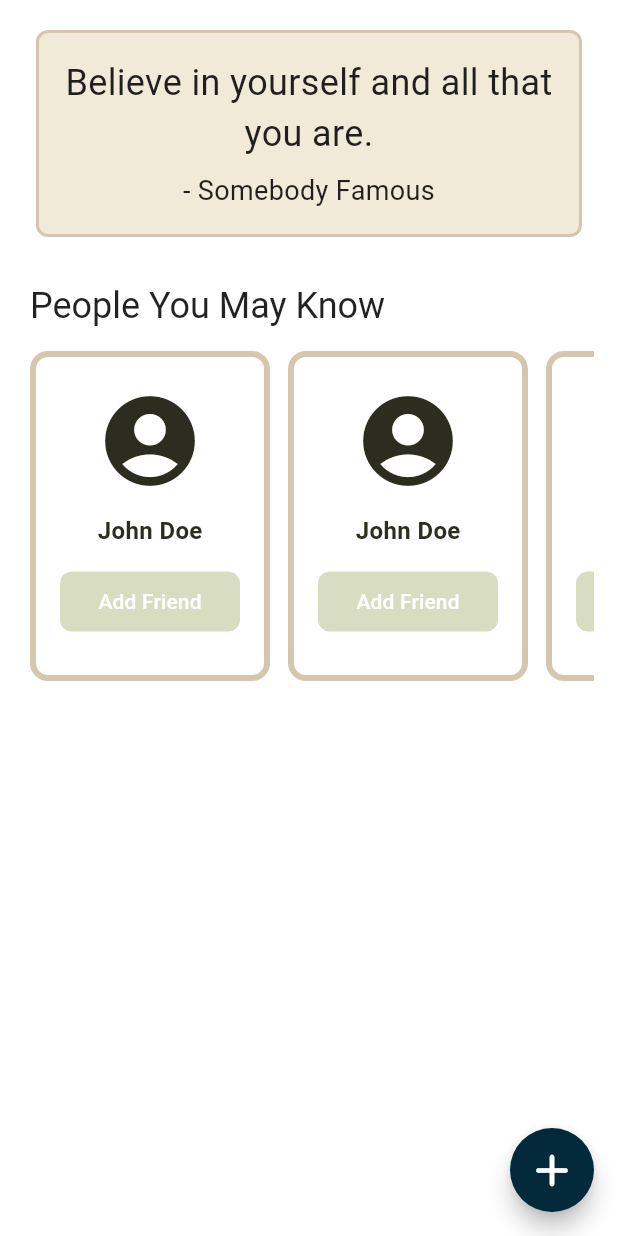
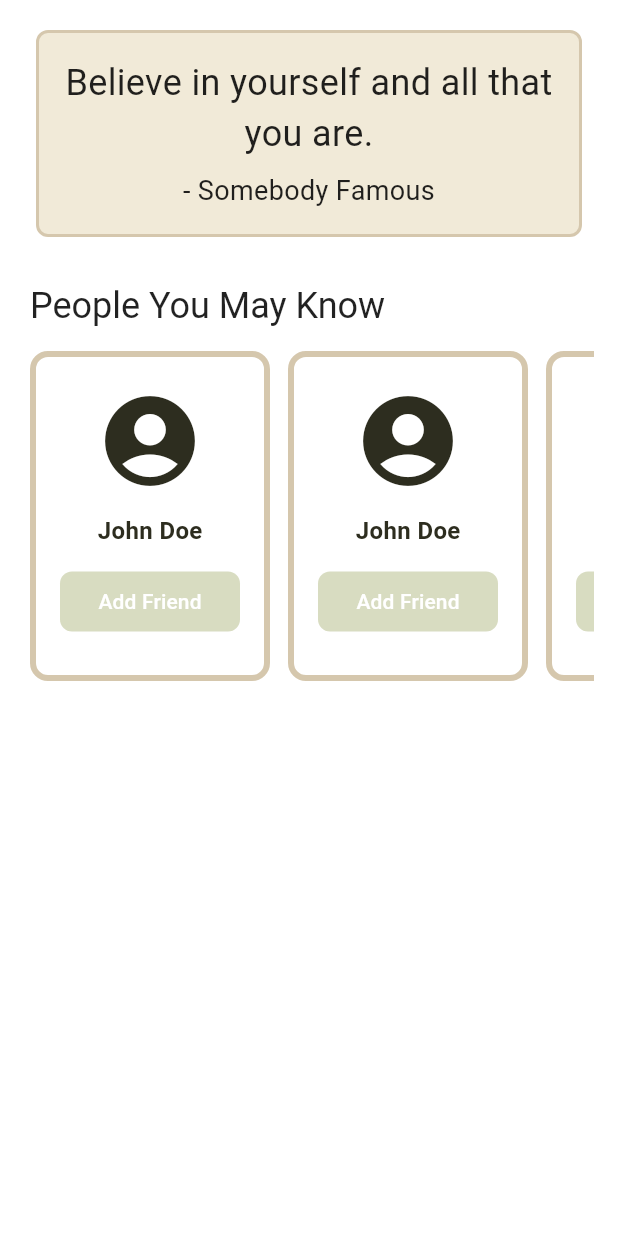
Before and after one commit to Kipung/campusmate, a Flutter app: the ScreenHome screen opened directly, on a phone screen of 412 x 824 dp. Run offline on Flutter 3.47's test engine with Material 3 defaults, Android fonts, the phone set to English and light mode, and no system bars; our stand-ins replace cloud_firestore, firebase_auth, firebase_core, firebase_storage, flutter_riverpod, flutter_secure_storage and 6 more; accounts and stored records are empty; generated files the repository leaves out were written again.

Commit message:
fixed random ui features

```diff
--- a/lib/screens/general/screen_home.dart
+++ b/lib/screens/general/screen_home.dart
@@ -72,16 +72,6 @@ class _ScreenHomeState extends ConsumerState<ScreenHome> {
   Widget build(BuildContext context) {
     // Return the scaffold
     return Scaffold(
-      floatingActionButton: FloatingActionButton(
-        shape: ShapeBorder.lerp(CircleBorder(), StadiumBorder(), 0.5),
-        onPressed: () => Snackbar.show(
-          SnackbarDisplayType.SB_INFO,
-          'You clicked the floating button on the home screen!',
-          context,
-        ),
-        splashColor: Theme.of(context).primaryColor,
-        child: Icon(FontAwesomeIcons.plus),
-      ),
       body: Padding(
         padding: const EdgeInsets.symmetric(horizontal: 16.0, vertical: 12.0),
         child: Column(
--- a/lib/screens/general/screen_messages.dart
+++ b/lib/screens/general/screen_messages.dart
@@ -70,7 +70,7 @@ class _ScreenMessagesState extends ConsumerState<ScreenMessages> {
   @override
   Widget build(BuildContext context) {
     return Scaffold(
-      backgroundColor: Color(int.parse('0xFFD5C7AD')),
+
       appBar: AppBar(
         backgroundColor: Color(int.parse('0xFFBEC5A4')),
         title: SizedBox(
--- a/lib/theme/colors.dart
+++ b/lib/theme/colors.dart
@@ -27,6 +27,6 @@ class CustomColors {
 
   static const Color primaryBackgroundLightMode = Color.fromARGB(255, 255, 255, 255);
   static const Color primaryBackgroundDarkMode = Color.fromARGB(255, 33, 33, 33);
-  static const Color primaryNavBarLightMode = Color.fromARGB(255, 219, 219, 219);
-  static const Color primaryNavBarDarkMode = Color.fromARGB(255, 68, 68, 68);
+  static const Color primaryNavBarLightMode = Color.fromARGB(255, 190, 197, 164);
+  static const Color primaryNavBarDarkMode = Color.fromARGB(255, 45, 47, 34);
 }
--- a/lib/theme/theme.dart
+++ b/lib/theme/theme.dart
@@ -19,15 +19,15 @@ import 'package:campusmate/theme/colors.dart';
 final ThemeData lightTheme = ThemeData(
   colorScheme: ColorScheme(
     // primary: Color(0xFF7FBDDC),
-    primary: Color(0xFF022A3A),
+    primary: Color(0xFF99A07F),
     onPrimary: Color(0xFFFFFFFF),
     // onPrimary: Color(0xFF022A3A),
-    secondary: Color(0xFF022A3A),
+    secondary: Color(0xFFD5C7AD),
     onSecondary: Color(0xFFFFFFFF),
     surface: CustomColors.offWhite,
     error: Color(0xFFCC0000),
     onError: Color(0xFFFFFFFF),
-    onSurface: Color(0xFF022A3A),
+    onSurface: Color(0xFF99A07F),
     brightness: Brightness.light,
   ),
   useMaterial3: true,
```
